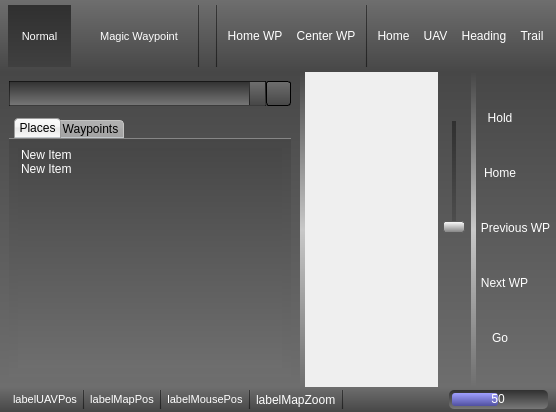
First picture: the form in ground/src/plugins/opmap/opmap_widget.ui, repository openpilot/OpenPilot, before the edit.
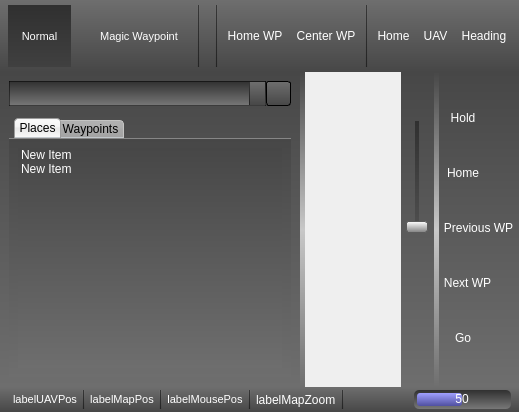
Second picture: the form after the edit. Icons and pictures are not drawn.

Commit message: Added UAV trail settings onto the right-click context menu on the map.

Patch:
```diff
--- a/ground/src/plugins/opmap/opmap_widget.ui
+++ b/ground/src/plugins/opmap/opmap_widget.ui
@@ -553,44 +553,6 @@
           </property>
          </widget>
         </item>
-        <item>
-         <widget class="QToolButton" name="toolButtonShowUAVtrail">
-          <property name="sizePolicy">
-           <sizepolicy hsizetype="Fixed" vsizetype="Preferred">
-            <horstretch>0</horstretch>
-            <verstretch>0</verstretch>
-           </sizepolicy>
-          </property>
-          <property name="toolTip">
-           <string>Show/Hide the UAV trail</string>
-          </property>
-          <property name="text">
-           <string>Trail</string>
-          </property>
-          <property name="icon">
-           <iconset resource="opmap.qrc">
-            <normaloff>:/opmap/images/uav_trail.png</normaloff>:/opmap/images/uav_trail.png</iconset>
-          </property>
-          <property name="iconSize">
-           <size>
-            <width>28</width>
-            <height>28</height>
-           </size>
-          </property>
-          <property name="checkable">
-           <bool>true</bool>
-          </property>
-          <property name="autoRepeat">
-           <bool>false</bool>
-          </property>
-          <property name="toolButtonStyle">
-           <enum>Qt::ToolButtonIconOnly</enum>
-          </property>
-          <property name="autoRaise">
-           <bool>false</bool>
-          </property>
-         </widget>
-        </item>
        </layout>
       </item>
      </layout>
```
The commit also changes 2 other files.
